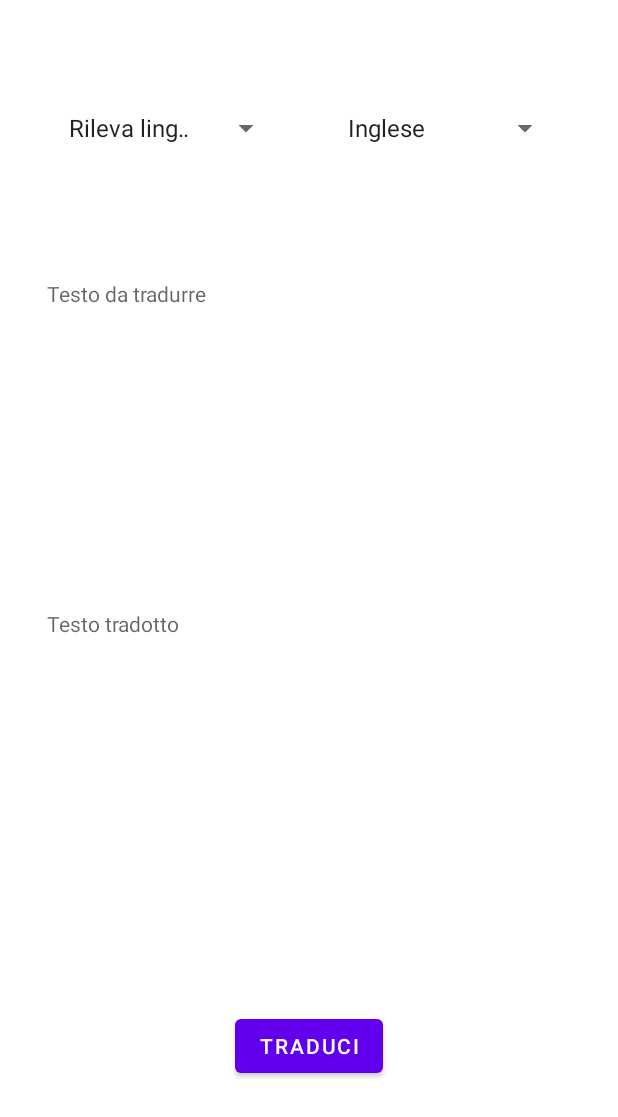
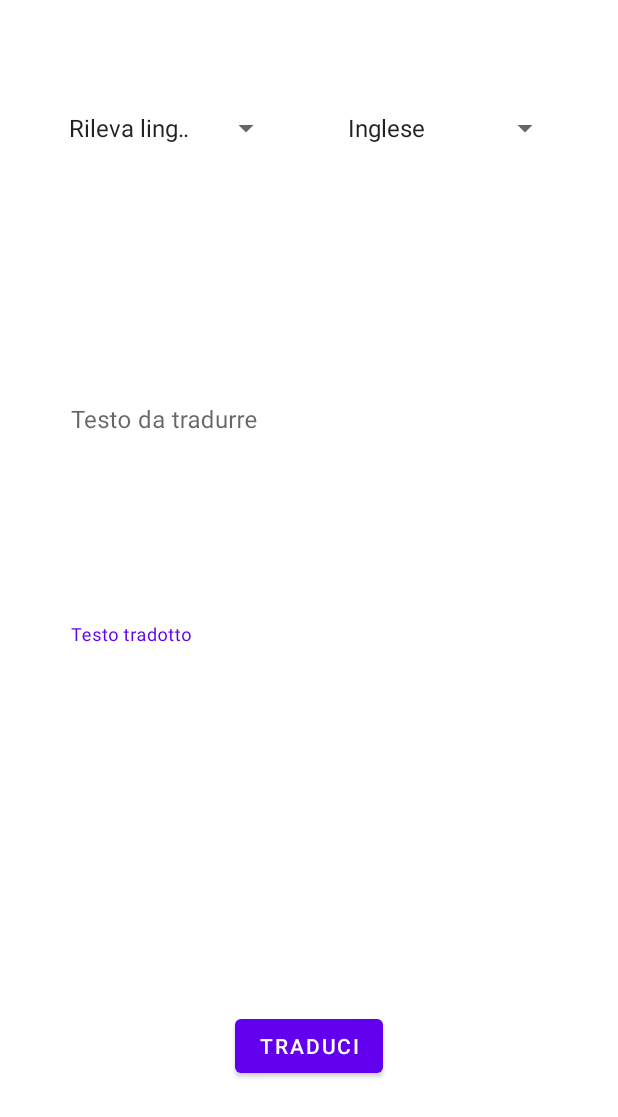
Before and after one commit to MereacreEugen01/Traduttore, an Android app: the screen it shows after launch (MainActivity), after a tap on "TRADUCI", on a phone screen of 412 x 824 dp. Shown: the top 1117 px of the screen. Run offline under Robolectric (Android 15) with nearby library versions, the phone set to English and light mode, and no system bars; our stand-ins replace Volley; network calls fail.

Commit message:
Aggiunta la parte delle API e modificato la selezione delle lingue aggiungendo un adapter, cambiati i textWier con dei campi per inserire le frasi

```diff
--- a/app/build.gradle
+++ b/app/build.gradle
@@ -29,10 +29,12 @@ android {
 
 dependencies {
 
+    implementation 'com.android.volley:volley:1.2.1'//Aggiungo volley alle dipendenze di gradle
     implementation 'androidx.appcompat:appcompat:1.4.1'
     implementation 'com.google.android.material:material:1.5.0'
     implementation 'androidx.constraintlayout:constraintlayout:2.1.3'
     testImplementation 'junit:junit:4.+'
     androidTestImplementation 'androidx.test.ext:junit:1.1.3'
     androidTestImplementation 'androidx.test.espresso:espresso-core:3.4.0'
+
 }
--- a/app/src/main/AndroidManifest.xml
+++ b/app/src/main/AndroidManifest.xml
@@ -1,6 +1,8 @@
 <?xml version="1.0" encoding="utf-8"?>
 <manifest xmlns:android="http://schemas.android.com/apk/res/android"
     package="com.example.traduttore">
+
+    <uses-permission android:name="android.permission.INTERNET" />
 
     <application
         android:allowBackup="true"
--- /dev/null
+++ b/app/src/main/java/com/example/traduttore/ListaLingue.java
@@ -0,0 +1,30 @@
+package com.example.traduttore;
+
+import java.util.HashMap;
+import java.util.Set;
+
+public class ListaLingue
+{
+
+    private HashMap<String, String> listaLinguePrima ;
+
+    public ListaLingue()
+    {
+        listaLinguePrima = new HashMap<String, String>();
+
+        listaLinguePrima.put("Rileva Lingue", " ");
+        listaLinguePrima.put("Inglese", "EN");
+        listaLinguePrima.put("Italiano", "IT");
+        listaLinguePrima.put("Francese", "FR");
+        listaLinguePrima.put("Spagnolo", "ES");
+
+    }
+
+    public String getLinguaScelta(String scelta)
+    {
+        return listaLinguePrima.get(scelta);
+    }
+
+
+
+}
--- a/app/src/main/java/com/example/traduttore/MainActivity.java
+++ b/app/src/main/java/com/example/traduttore/MainActivity.java
@@ -3,28 +3,129 @@ package com.example.traduttore;
 import androidx.appcompat.app.AppCompatActivity;
 
 import android.os.Bundle;
+import android.util.Log;
 import android.view.View;
 import android.widget.Button;
+import android.widget.Spinner;
 import android.widget.TextView;
+import java.net.URLEncoder;
+import java.nio.charset.StandardCharsets;
+import java.io.UnsupportedEncodingException;
 
-public class MainActivity extends AppCompatActivity {
+import com.android.volley.Request;
+import com.android.volley.RequestQueue;
+import com.android.volley.Response;
+import com.android.volley.VolleyError;
+import com.android.volley.toolbox.StringRequest;
+import com.android.volley.toolbox.Volley;
+import com.google.android.material.textfield.TextInputEditText;
 
-    private TextView testoDaTradurre;
-    private TextView testoTradotto;
-    //private Button traduci = (Button) this.findViewById(R.id.bottoneTraduzione);
+import java.net.MalformedURLException;
+import java.net.URL;
+
+public class MainActivity extends AppCompatActivity
+{
+
+    private TextInputEditText testoDaTradurre;
+    private TextInputEditText testoTradotto;
+    private Spinner sceltaLinguaPartenza;
+    private Spinner sceltaLinguaArrivo;
+    private ListaLingue convertitore = new ListaLingue();
 
     @Override
     protected void onCreate(Bundle savedInstanceState) {
         super.onCreate(savedInstanceState);
         setContentView(R.layout.activity_main);
-        this.testoDaTradurre = (TextView) findViewById(R.id.testoDaTradurre);
-        this.testoTradotto = (TextView) findViewById(R.id.testoTradotto);
+        this.testoDaTradurre = (TextInputEditText) findViewById(R.id.testoDaTradurre);
+        this.testoTradotto = (TextInputEditText) findViewById(R.id.testoTradotto);
+        this.sceltaLinguaPartenza = (Spinner) findViewById((R.id.linguaPartenza));
+        this.sceltaLinguaArrivo = (Spinner) findViewById((R.id.linguaArrivo));
+
+
+
 
 
 
     }
-    public void onClickTraduci(View arg0)
+    public void onClickTraduci(View arg0) throws MalformedURLException {
+        //testoTradotto.setText(testoDaTradurre.getText());
+        //testoDaTradurre.setHint("Testo Da tradurre:");
+        // ;
+        System.out.println("Lingua inserita:");
+        System.out.println(sceltaLinguaPartenza.getSelectedItem().toString());
+        System.out.println(convertitore.getLinguaScelta(sceltaLinguaPartenza.getSelectedItem().toString()));
+        System.out.println("Lingua desiderata:");
+        System.out.println(sceltaLinguaArrivo.getSelectedItem().toString());
+        System.out.println(convertitore.getLinguaScelta(sceltaLinguaArrivo.getSelectedItem().toString()));
+
+        String prova = testoDaTradurre.getText().toString();
+        /*
+        URL traduttore = new URL(prova);
+        System.out.println(traduttore.toString());
+        */
+        String encodedQuery = encodeValue(prova);
+        System.out.println(encodedQuery);
+
+        inviaRichiesta(encodeValue(prova), convertitore.getLinguaScelta(sceltaLinguaArrivo.getSelectedItem().toString()), convertitore.getLinguaScelta(sceltaLinguaPartenza.getSelectedItem().toString()));
+
+    }
+    private static String encodeValue(String value)
     {
-        testoTradotto.setText(testoDaTradurre.getText());
+        try {
+            return URLEncoder.encode(value, StandardCharsets.UTF_8.toString());
+        } catch (UnsupportedEncodingException ex) {
+            throw new RuntimeException(ex.getCause());
+        }
     }
+
+    private void inviaRichiesta(String testoDaTradurre, String target_lang, String source_lang)
+    {
+        String e = "&";
+        String testo = "text="+testoDaTradurre;
+        String target = "target_lang="+target_lang;
+        String sorgente = "";
+        if(source_lang == null) { }
+        else
+        {
+            sorgente = "source_lang="+source_lang;
+        }
+        String url = "https://api-free.deepl.com/v2/translate?auth_key=d17b9f49-8ee1-06a3-161a-8cb2a513ae10:fx"+e+testo+e+target+e+sorgente;
+
+        //definisco la coda delle richieste
+        RequestQueue queue = Volley.newRequestQueue(this);
+        System.out.println(url);
+
+        //definisco la richiesta
+
+        StringRequest richiesta = new StringRequest(
+                Request.Method.GET,
+                url,
+                new Response.Listener<String>()
+                {
+                    @Override
+                    public void onResponse(String response)
+                    {
+                        // Display the first 500 characters of the response string.
+                       // textView.setText("Response is: "+ response.substring(0,500));
+                        Log.d("API", response);
+                        testoTradotto.setText(response);
+
+                    }
+                },
+                new Response.ErrorListener()
+                {
+                    @Override
+                    public void onErrorResponse(VolleyError error)
+                    {
+                        //System.out.println("c'è stato un errore");
+                        Log.e("API",error.getLocalizedMessage());
+                    }
+
+                }
+        );
+        queue.add(richiesta);
+
+    }
+
+
 }
--- a/app/src/main/res/layout/activity_main.xml
+++ b/app/src/main/res/layout/activity_main.xml
@@ -6,17 +6,58 @@
     android:layout_height="match_parent"
     android:onClick="onClickTraduci"
     tools:context=".MainActivity">
+    <!--
+       <TextView
+           android:id="@+id/testoTradotto"
+           android:layout_width="350dp"
+           android:layout_height="190dp"
+           android:editable="false"
+           android:hint="Testo tradotto"
+           app:layout_constraintBottom_toTopOf="@+id/guideline9"
+           app:layout_constraintEnd_toStartOf="@+id/guideline5"
+           app:layout_constraintStart_toStartOf="@+id/guideline6"
+           app:layout_constraintTop_toTopOf="@+id/guideline7" />
+       -->
+        <com.google.android.material.textfield.TextInputLayout
+           android:layout_width="350dp"
+           android:layout_height="190dp"
+           app:boxStrokeWidth="0dp"
+           app:boxStrokeWidthFocused="0dp"
+           app:layout_constraintBottom_toTopOf="@+id/guideline9"
+           app:layout_constraintEnd_toStartOf="@+id/guideline5"
+           app:layout_constraintStart_toStartOf="@+id/guideline6"
+           app:layout_constraintTop_toTopOf="@+id/guideline7">
 
-    <TextView
-        android:id="@+id/testoDaTradurre"
+            <com.google.android.material.textfield.TextInputEditText
+
+                android:id="@+id/testoTradotto"
+                android:layout_width="350dp"
+                android:layout_height="190dp"
+                android:backgroundTint="@color/white"
+                android:editable="false"
+                android:hint="Testo tradotto"
+                tools:ignore="TextContrastCheck" />
+       </com.google.android.material.textfield.TextInputLayout>
+
+
+
+    <com.google.android.material.textfield.TextInputLayout
+        app:boxStrokeWidth="0dp"
+        app:boxStrokeWidthFocused="0dp"
         android:layout_width="350dp"
         android:layout_height="190dp"
-        android:editable="true"
-        android:hint="Testo da tradurre"
         app:layout_constraintBottom_toTopOf="@+id/guideline7"
         app:layout_constraintEnd_toStartOf="@+id/guideline5"
         app:layout_constraintStart_toStartOf="@+id/guideline6"
-        app:layout_constraintTop_toTopOf="@+id/guideline2" />
+        app:layout_constraintTop_toTopOf="@+id/guideline2">
+
+        <com.google.android.material.textfield.TextInputEditText
+            android:id="@+id/testoDaTradurre"
+            android:layout_width="350dp"
+            android:layout_height="190dp"
+            android:backgroundTint="@color/white"
+            android:hint="Testo da tradurre " />
+    </com.google.android.material.textfield.TextInputLayout>
 
     <Spinner
         android:id="@+id/linguaPartenza"
@@ -87,17 +128,6 @@
         android:orientation="horizontal"
         app:layout_constraintGuide_percent="0.50" />
 
-    <TextView
-        android:id="@+id/testoTradotto"
-        android:layout_width="350dp"
-        android:layout_height="190dp"
-        android:editable="false"
-        android:hint="Testo tradotto"
-        app:layout_constraintBottom_toTopOf="@+id/guideline9"
-        app:layout_constraintEnd_toStartOf="@+id/guideline5"
-        app:layout_constraintStart_toStartOf="@+id/guideline6"
-        app:layout_constraintTop_toTopOf="@+id/guideline7" />
-
     <androidx.constraintlayout.widget.Guideline
         android:id="@+id/guideline9"
         android:layout_width="wrap_content"
```
